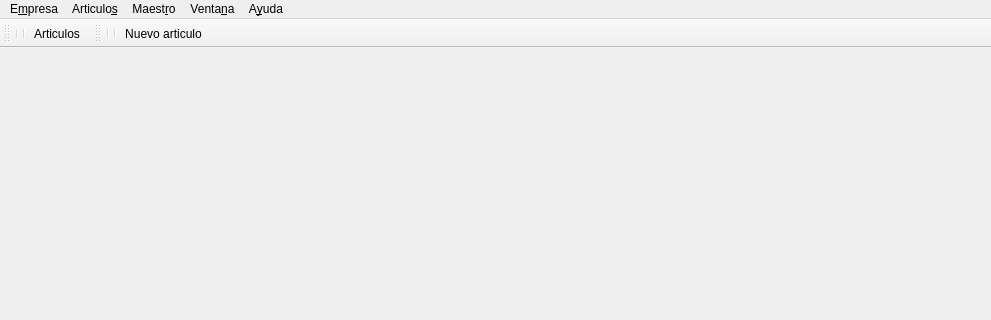
The window that bulmages/bulmafact/src/bulmafactbase.ui (eboladev/Bulmages-1) describes before a commit, drawn with Qt 5; both pictures show x 0 to 991 and y 0 to 320 of the 991 by 569 pixel window.
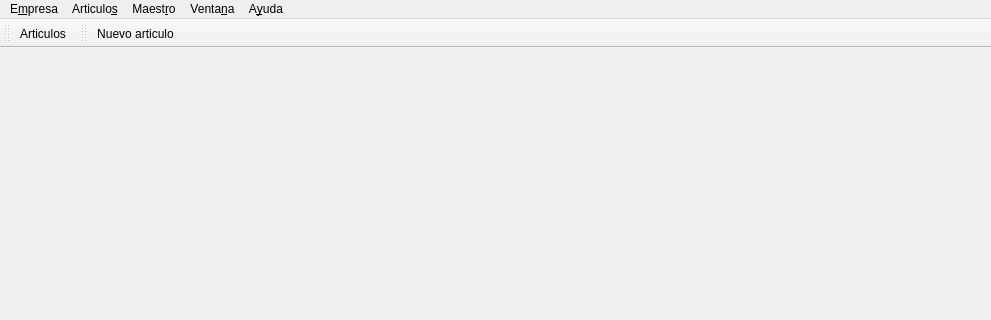
The same window after the commit. Icons and pictures are not drawn.

Diff of the .ui file:
```diff
--- a/bulmages/bulmafact/src/bulmafactbase.ui
+++ b/bulmages/bulmafact/src/bulmafactbase.ui
@@ -117,9 +117,9 @@
    <property name="geometry" >
     <rect>
      <x>0</x>
-     <y>34</y>
-     <width>64</width>
-     <height>47</height>
+     <y>25</y>
+     <width>53</width>
+     <height>42</height>
     </rect>
    </property>
    <property name="focusPolicy" >
@@ -158,17 +158,15 @@
    <attribute name="toolBarBreak" >
     <bool>false</bool>
    </attribute>
-   <addaction name="separator" />
-   <addaction name="separator" />
    <addaction name="actionListado_de_Articulos" />
   </widget>
   <widget class="QToolBar" name="Fichas" >
    <property name="geometry" >
     <rect>
-     <x>64</x>
-     <y>34</y>
-     <width>927</width>
-     <height>47</height>
+     <x>53</x>
+     <y>25</y>
+     <width>938</width>
+     <height>42</height>
     </rect>
    </property>
    <property name="sizePolicy" >
@@ -222,8 +220,6 @@
    <attribute name="toolBarBreak" >
     <bool>false</bool>
    </attribute>
-   <addaction name="separator" />
-   <addaction name="separator" />
    <addaction name="actionNuevo_Articulo" />
   </widget>
   <action name="actionSalir" >
```
Left out of the diff: 10 changed lines with no effect on the pictures.
